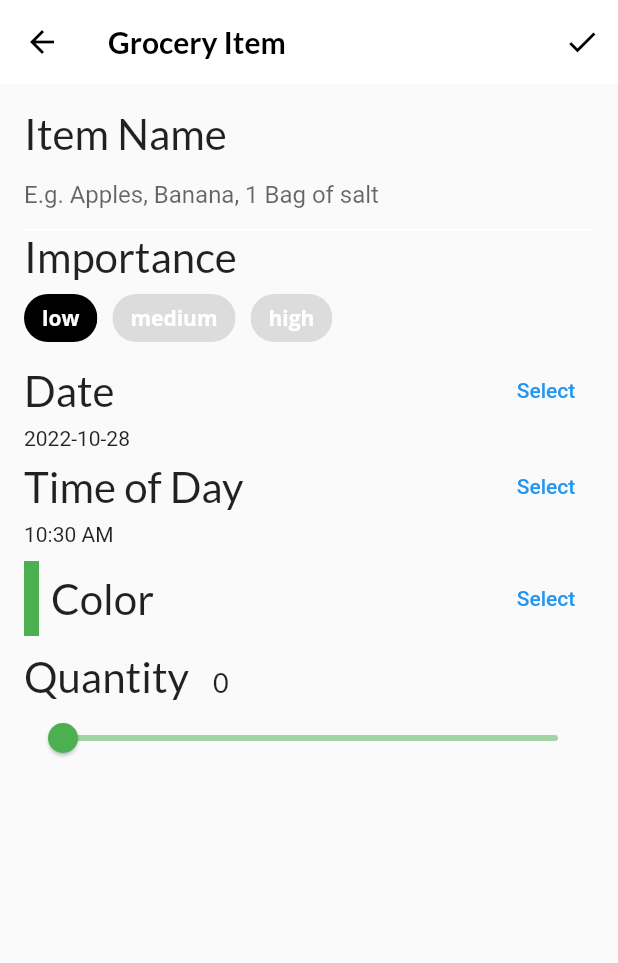
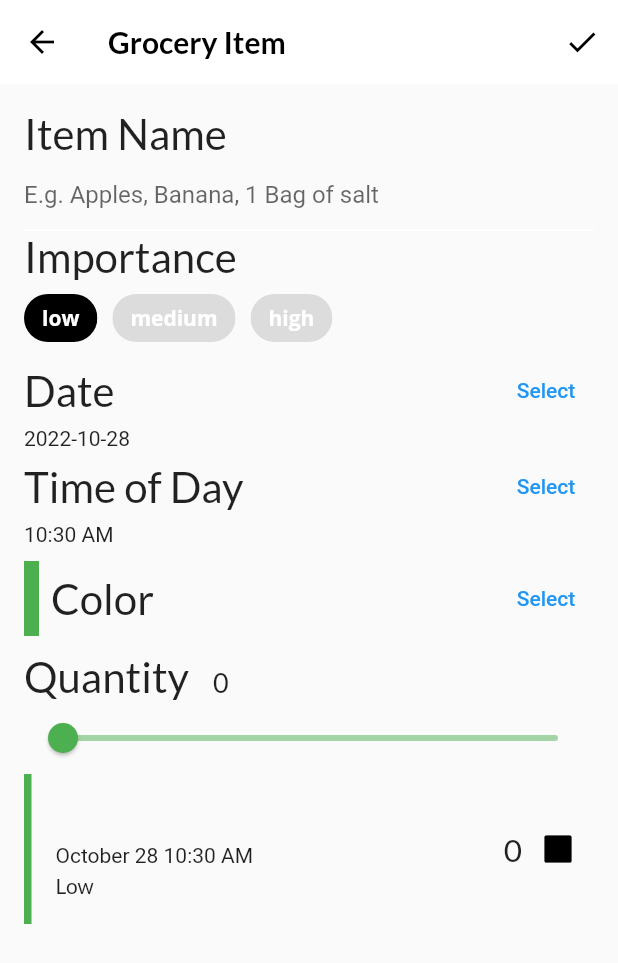
Before and after one commit to rbtrsv/recipes_flutter_tut_rw, a Flutter app: the screen it shows after launch, item 3 of the bottom bar chosen, after a tap on the "add" icon, on a phone screen of 412 x 824 dp. Shown: the top 963 px of the screen. Run offline on Flutter 3.47's test engine with Material 2 defaults, Android fonts, the phone set to English and light mode, and no system bars; our stand-ins replace flutter_colorpicker, google_fonts.

Commit message:
Chapter 6 done

```diff
--- /dev/null
+++ b/chapter6/lib/components/grocery_tile.dart
@@ -0,0 +1,119 @@
+import 'package:flutter/material.dart';
+import 'package:google_fonts/google_fonts.dart';
+import 'package:intl/intl.dart';
+import '../models/grocery_item.dart';
+
+class GroceryTile extends StatelessWidget {
+  final GroceryItem item;
+
+  final Function(bool?)? onComplete;
+
+  final TextDecoration textDecoration;
+
+  GroceryTile({
+    super.key,
+    required this.item,
+    this.onComplete,
+  }) : textDecoration =
+            item.isComplete ? TextDecoration.lineThrough : TextDecoration.none;
+  @override
+  Widget build(BuildContext context) {
+    // TODO: Change this Widget
+    return Container(
+      height: 100.0,
+      // TODO: Replace this color
+      child: Row(
+        mainAxisAlignment: MainAxisAlignment.spaceBetween,
+        children: [
+          // TODO: Add Row to group (name, date, importance)
+          Row(
+            children: [
+              Container(width: 5.0, color: item.color),
+              const SizedBox(width: 16.0),
+              Column(
+                mainAxisAlignment: MainAxisAlignment.center,
+                crossAxisAlignment: CrossAxisAlignment.start,
+                children: [
+                  Text(
+                    item.name,
+                    style: GoogleFonts.lato(
+                      decoration: textDecoration,
+                      fontSize: 21.0,
+                      fontWeight: FontWeight.bold,
+                    ),
+                  ),
+                  const SizedBox(height: 4.0),
+                  buildDate(),
+                  const SizedBox(height: 4.0),
+                  buildImportance(),
+                ],
+              ),
+            ],
+          ),
+          // TODO: Add Row to group (quantity, checkbox)
+          Row(
+            children: [
+              Text(
+                item.quantity.toString(),
+                style: GoogleFonts.lato(
+                  decoration: textDecoration,
+                  fontSize: 21.0,
+                ),
+              ),
+              buildCheckbox(),
+            ],
+          ),
+        ],
+      ),
+    );
+  }
+
+  // TODO: Add BuildImportance()
+  Widget buildImportance() {
+    if (item.importance == Importance.low) {
+      return Text(
+        'Low',
+        style: GoogleFonts.lato(
+          decoration: textDecoration,
+        ),
+      );
+    } else if (item.importance == Importance.medium) {
+      return Text(
+        'Medium',
+        style: GoogleFonts.lato(
+          fontWeight: FontWeight.w800,
+          decoration: textDecoration,
+        ),
+      );
+    } else if (item.importance == Importance.high) {
+      return Text(
+        'High',
+        style: GoogleFonts.lato(
+          color: Colors.red,
+          fontWeight: FontWeight.w900,
+          decoration: textDecoration,
+        ),
+      );
+    } else {
+      throw Exception('This importance type does not exist');
+    }
+  }
+
+  // TODO: Add buildDate()
+  Widget buildDate() {
+    final dateFormatter = DateFormat('MMMM dd h:mm a');
+    final dateString = dateFormatter.format(item.date);
+    return Text(
+      dateString,
+      style: TextStyle(decoration: textDecoration),
+    );
+  }
+
+  // TODO: Add buildCheckbox()
+  Widget buildCheckbox() {
+    return Checkbox(
+      value: item.isComplete,
+      onChanged: onComplete,
+    );
+  }
+}
--- a/chapter6/lib/home.dart
+++ b/chapter6/lib/home.dart
@@ -73,7 +73,11 @@
         ),
 
         // TODO: Replace body
-        body: pages[tabManager.selectedTab],
+        // body: pages[tabManager.selectedTab],
+        body: IndexedStack(
+          index: tabManager.selectedTab,
+          children: pages,
+        ),
         bottomNavigationBar: BottomNavigationBar(
           selectedItemColor:
               Theme.of(context).textSelectionTheme.selectionColor,
--- a/chapter6/lib/screens/grocery_item_screen.dart
+++ b/chapter6/lib/screens/grocery_item_screen.dart
@@ -4,6 +4,7 @@
 import 'package:intl/intl.dart';
 import 'package:uuid/uuid.dart';
 import '../models/models.dart';
+import '../components/grocery_tile.dart';
 
 class GroceryItemScreen extends StatefulWidget {
   final Function(GroceryItem) onCreate;
@@ -78,6 +79,25 @@
             icon: const Icon(Icons.check),
             onPressed: () {
               // TODO: Add callback handler
+              final groceryItem = GroceryItem(
+                id: widget.originalItem?.id ?? const Uuid().v1(),
+                name: _nameController.text,
+                importance: _importance,
+                color: _currentColor,
+                quantity: _currentSliderValue,
+                date: DateTime(
+                  _dueDate.year,
+                  _dueDate.month,
+                  _dueDate.day,
+                  _timeOfDay.hour,
+                  _timeOfDay.minute,
+                ),
+              );
+              if (widget.isUpdating) {
+                widget.onUpdate(groceryItem);
+              } else {
+                widget.onCreate(groceryItem);
+              }
             },
           )
         ],
@@ -105,7 +125,23 @@
             // TODO: Add slider
             const SizedBox(height: 10.0),
             buildQuantityField(),
-            // TODO: Add Grocery Tile
+            // TODO: Add Grocery Til
+            GroceryTile(
+              item: GroceryItem(
+                id: 'previewMode',
+                name: _name,
+                importance: _importance,
+                color: _currentColor,
+                quantity: _currentSliderValue,
+                date: DateTime(
+                  _dueDate.year,
+                  _dueDate.month,
+                  _dueDate.day,
+                  _timeOfDay.hour,
+                  _timeOfDay.minute,
+                ),
+              ),
+            ),
           ],
         ),
       ),
--- a/chapter6/lib/screens/grocery_screen.dart
+++ b/chapter6/lib/screens/grocery_screen.dart
@@ -3,7 +3,7 @@
 import 'package:provider/provider.dart';
 import '../models/models.dart';
 import 'grocery_item_screen.dart';
-// import 'grocery_list_screen.dart';
+import 'grocery_list_screen.dart';
 
 class GroceryScreen extends StatelessWidget {
   const GroceryScreen({super.key});
@@ -37,8 +37,7 @@
     return Consumer<GroceryManager>(
       builder: (context, manager, child) {
         if (manager.groceryItems.isNotEmpty) {
-          // return GroceryListScreen(manager: manager);
-          return const EmptyGroceryScreen();
+          return GroceryListScreen(manager: manager);
         } else {
           return const EmptyGroceryScreen();
         }
```
Also changed, not shown: chapter6/lib/screens/grocery_list_screen.dart (added, +88 -0 lines), 10 other files.
